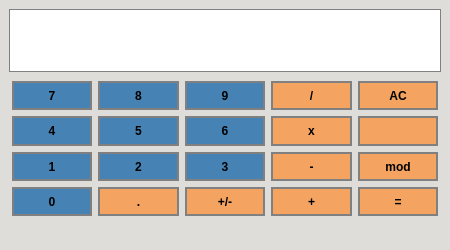
ignabelitzky/gui-simple-calculator, file calculator/calculator.ui: the form before one commit.
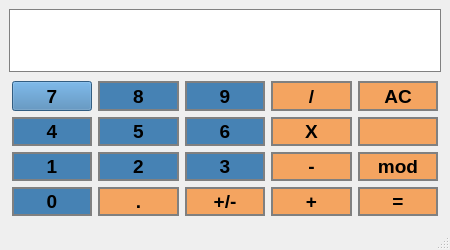
The form after the commit. Icons and pictures are not drawn.

Commit message: Better design changing the buttons radius and the size of the font

Patch:
```diff
--- a/calculator/calculator.ui
+++ b/calculator/calculator.ui
@@ -35,7 +35,13 @@
    <string>Calculator</string>
   </property>
   <property name="styleSheet">
-   <string notr="true">background-color: rgb(222, 221, 218);</string>
+   <string notr="true">QPushButton {
+	border-radius: 5px;
+	border: 1px solid gray;
+	padding: 2px;
+}
+
+background-color: rgb(222, 221, 218);</string>
   </property>
   <widget class="QWidget" name="centralwidget">
    <layout class="QVBoxLayout" name="verticalLayout">
@@ -88,6 +94,7 @@
         </property>
         <property name="font">
          <font>
+          <pointsize>14</pointsize>
           <weight>75</weight>
           <bold>true</bold>
          </font>
@@ -121,6 +128,11 @@
           <verstretch>0</verstretch>
          </sizepolicy>
         </property>
+        <property name="font">
+         <font>
+          <pointsize>14</pointsize>
+         </font>
+        </property>
         <property name="focusPolicy">
          <enum>Qt::NoFocus</enum>
         </property>
@@ -157,6 +169,7 @@
         </property>
         <property name="font">
          <font>
+          <pointsize>14</pointsize>
           <weight>75</weight>
           <bold>true</bold>
          </font>
@@ -192,6 +205,7 @@
         </property>
         <property name="font">
          <font>
+          <pointsize>14</pointsize>
           <weight>75</weight>
           <bold>true</bold>
          </font>
@@ -202,8 +216,6 @@
         <property name="styleSheet">
          <string notr="true">QPushButton {
 	background-color: #4682B4;
-	border: 2px solid gray;
-	padding: 2px;
 }
 
 QPushButton:pressed {
@@ -227,6 +239,7 @@
         </property>
         <property name="font">
          <font>
+          <pointsize>14</pointsize>
           <weight>75</weight>
           <bold>true</bold>
          </font>
@@ -262,6 +275,7 @@
         </property>
         <property name="font">
          <font>
+          <pointsize>14</pointsize>
           <weight>75</weight>
           <bold>true</bold>
          </font>
@@ -297,6 +311,7 @@
         </property>
         <property name="font">
          <font>
+          <pointsize>14</pointsize>
           <weight>75</weight>
           <bold>true</bold>
          </font>
@@ -318,7 +333,7 @@
 }</string>
         </property>
         <property name="text">
-         <string>x</string>
+         <string>X</string>
         </property>
        </widget>
       </item>
@@ -332,6 +347,7 @@
         </property>
         <property name="font">
          <font>
+          <pointsize>14</pointsize>
           <weight>75</weight>
           <bold>true</bold>
          </font>
@@ -367,6 +383,7 @@
         </property>
         <property name="font">
          <font>
+          <pointsize>14</pointsize>
           <weight>75</weight>
           <bold>true</bold>
          </font>
@@ -402,6 +419,7 @@
         </property>
         <property name="font">
          <font>
+          <pointsize>14</pointsize>
           <weight>75</weight>
           <bold>true</bold>
          </font>
@@ -437,6 +455,7 @@
         </property>
         <property name="font">
          <font>
+          <pointsize>14</pointsize>
           <weight>75</weight>
           <bold>true</bold>
          </font>
@@ -472,6 +491,7 @@
         </property>
         <property name="font">
          <font>
+          <pointsize>14</pointsize>
           <weight>75</weight>
           <bold>true</bold>
          </font>
@@ -507,6 +527,7 @@
         </property>
         <property name="font">
          <font>
+          <pointsize>14</pointsize>
           <weight>75</weight>
           <bold>true</bold>
          </font>
@@ -542,6 +563,7 @@
         </property>
         <property name="font">
          <font>
+          <pointsize>14</pointsize>
           <weight>75</weight>
           <bold>true</bold>
          </font>
@@ -577,6 +599,7 @@
         </property>
         <property name="font">
          <font>
+          <pointsize>14</pointsize>
           <weight>75</weight>
           <bold>true</bold>
          </font>
@@ -612,6 +635,7 @@
         </property>
         <property name="font">
          <font>
+          <pointsize>14</pointsize>
           <weight>75</weight>
           <bold>true</bold>
          </font>
@@ -659,6 +683,7 @@
         </property>
         <property name="font">
          <font>
+          <pointsize>14</pointsize>
           <weight>75</weight>
           <bold>true</bold>
          </font>
@@ -700,6 +725,7 @@
         </property>
         <property name="font">
          <font>
+          <pointsize>14</pointsize>
           <weight>75</weight>
           <bold>true</bold>
          </font>
@@ -735,6 +761,7 @@
         </property>
         <property name="font">
          <font>
+          <pointsize>14</pointsize>
           <weight>75</weight>
           <bold>true</bold>
          </font>
@@ -770,6 +797,7 @@
         </property>
         <property name="font">
          <font>
+          <pointsize>14</pointsize>
           <weight>75</weight>
           <bold>true</bold>
          </font>
```
